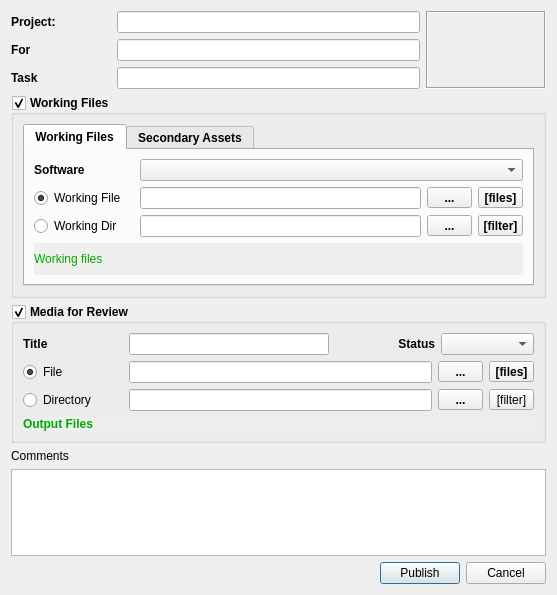
Above: module/wildchildanimation/gui/forms/maya/publish_dialog.ui from dearyangyu/swing before the change. Below: the same form after it.
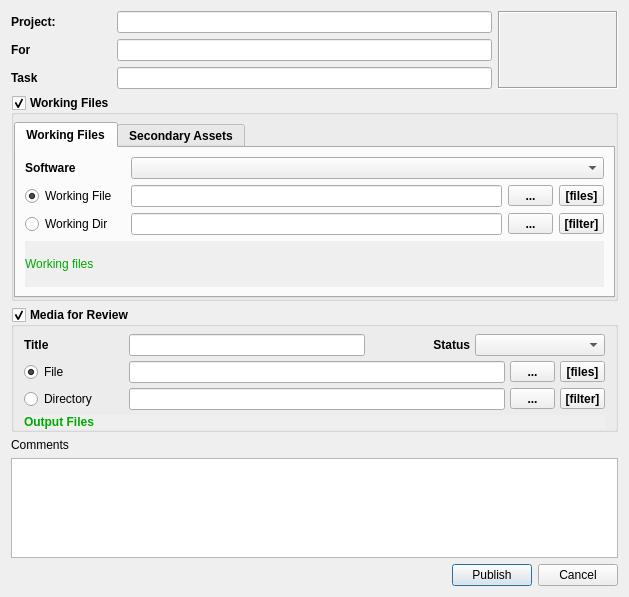
That is the form after the change.

```diff
--- a/module/wildchildanimation/gui/forms/maya/publish_dialog.ui
+++ b/module/wildchildanimation/gui/forms/maya/publish_dialog.ui
@@ -6,8 +6,8 @@
    <rect>
     <x>0</x>
     <y>0</y>
-    <width>557</width>
-    <height>595</height>
+    <width>629</width>
+    <height>597</height>
    </rect>
   </property>
   <property name="windowTitle">
@@ -137,7 +137,25 @@
       <bool>true</bool>
      </property>
      <layout class="QGridLayout" name="gridLayout">
-      <item row="0" column="0">
+      <property name="leftMargin">
+       <number>0</number>
+      </property>
+      <property name="topMargin">
+       <number>0</number>
+      </property>
+      <property name="rightMargin">
+       <number>0</number>
+      </property>
+      <property name="bottomMargin">
+       <number>0</number>
+      </property>
+      <property name="horizontalSpacing">
+       <number>0</number>
+      </property>
+      <property name="verticalSpacing">
+       <number>5</number>
+      </property>
+      <item row="1" column="0">
        <widget class="QTabWidget" name="tabWidget">
         <property name="currentIndex">
          <number>0</number>
@@ -394,6 +412,22 @@
         </widget>
        </widget>
       </item>
+      <item row="0" column="0">
+       <spacer name="verticalSpacer">
+        <property name="orientation">
+         <enum>Qt::Vertical</enum>
+        </property>
+        <property name="sizeType">
+         <enum>QSizePolicy::Fixed</enum>
+        </property>
+        <property name="sizeHint" stdset="0">
+         <size>
+          <width>20</width>
+          <height>7</height>
+         </size>
+        </property>
+       </spacer>
+      </item>
      </layout>
     </widget>
    </item>
@@ -418,6 +452,37 @@
       <bool>true</bool>
      </property>
      <layout class="QVBoxLayout" name="verticalLayout">
+      <property name="spacing">
+       <number>5</number>
+      </property>
+      <property name="leftMargin">
+       <number>10</number>
+      </property>
+      <property name="topMargin">
+       <number>0</number>
+      </property>
+      <property name="rightMargin">
+       <number>10</number>
+      </property>
+      <property name="bottomMargin">
+       <number>0</number>
+      </property>
+      <item>
+       <spacer name="verticalSpacer_2">
+        <property name="orientation">
+         <enum>Qt::Vertical</enum>
+        </property>
+        <property name="sizeType">
+         <enum>QSizePolicy::Fixed</enum>
+        </property>
+        <property name="sizeHint" stdset="0">
+         <size>
+          <width>20</width>
+          <height>7</height>
+         </size>
+        </property>
+       </spacer>
+      </item>
       <item>
        <layout class="QHBoxLayout" name="horizontalLayout_4">
         <item>
@@ -606,8 +671,8 @@
           </property>
           <property name="font">
            <font>
-            <weight>50</weight>
-            <bold>false</bold>
+            <weight>75</weight>
+            <bold>true</bold>
            </font>
           </property>
           <property name="text">
```
Left out of the diff: 27 changed lines with no effect on the pictures.
